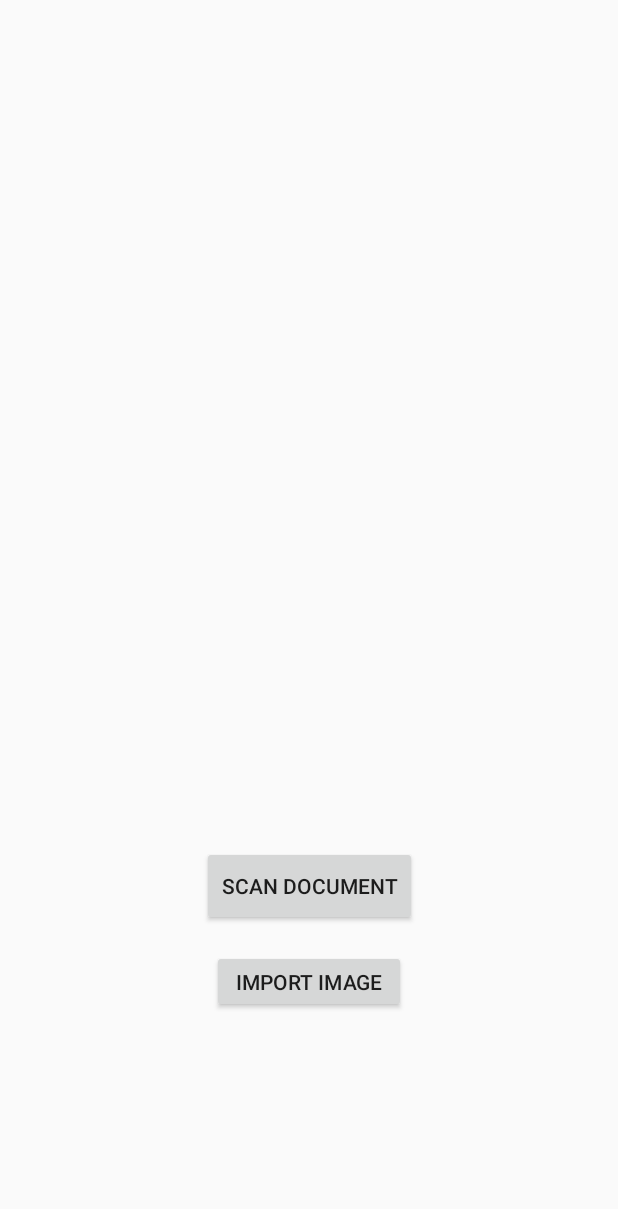
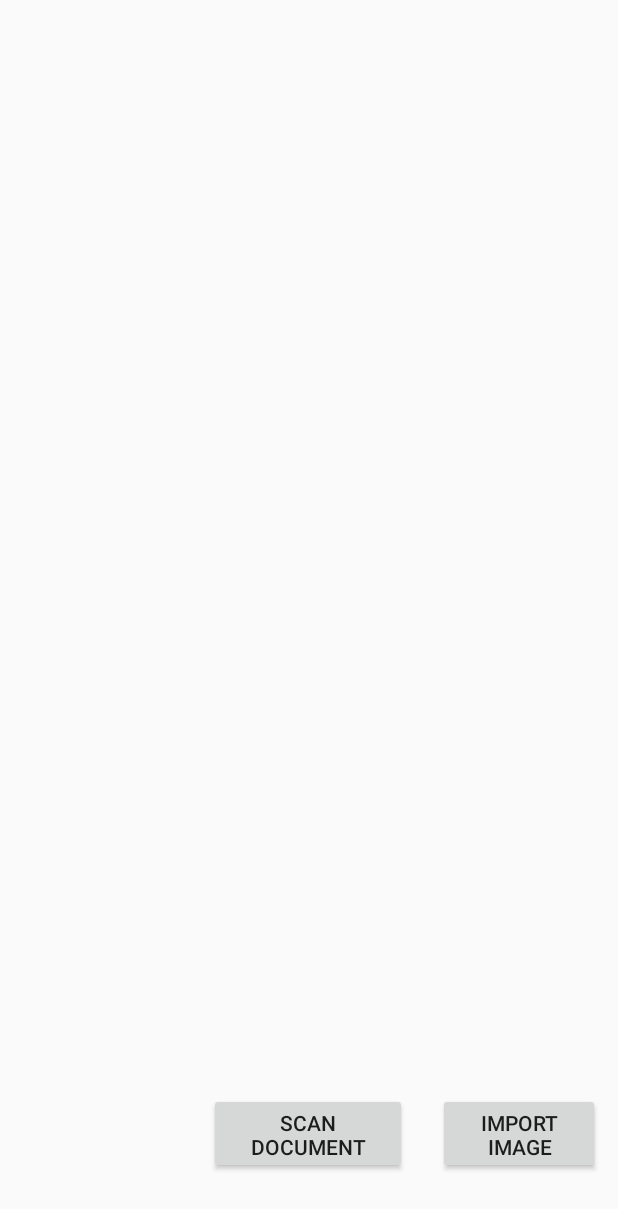
Before and after one commit to ezheng118/TSA_Software_Dev_2019, an Android app: the layout activity_main.xml on its own in the app's theme, with its tools: preview values and no code run, on a phone screen of 412 x 824 dp. Shown: the top 1209 px of the screen. Run offline under Robolectric (Android 15) with nearby library versions, the phone set to English and light mode, and no system bars.

Commit message:
can take pictures now, started to implement top down transformation

```diff
--- a/app/src/main/res/layout/activity_main.xml
+++ b/app/src/main/res/layout/activity_main.xml
@@ -8,48 +8,46 @@
 
     <Button
         android:id="@+id/button_import"
-        android:layout_width="129dp"
-        android:layout_height="42dp"
-        android:layout_marginStart="16dp"
-        android:layout_marginTop="16dp"
-        android:layout_marginEnd="16dp"
-        android:layout_marginBottom="16dp"
+        android:layout_width="108dp"
+        android:layout_height="54dp"
+        android:layout_marginStart="8dp"
         android:text="@string/import_button_text"
+        app:layout_constraintBaseline_toBaselineOf="@+id/take_picture_button"
+        app:layout_constraintEnd_toEndOf="parent"
+        app:layout_constraintStart_toEndOf="@+id/take_picture_button" />
+
+    <Button
+        android:id="@+id/take_picture_button"
+        android:layout_width="132dp"
+        android:layout_height="54dp"
+        android:layout_gravity="center"
+        android:layout_marginStart="8dp"
+        android:layout_marginTop="8dp"
+        android:layout_marginEnd="8dp"
+        android:layout_marginBottom="8dp"
+        android:text="@string/scan_button_text"
         app:layout_constraintBottom_toBottomOf="parent"
         app:layout_constraintEnd_toEndOf="parent"
+        app:layout_constraintHorizontal_bias="0.498"
         app:layout_constraintStart_toStartOf="parent"
-        app:layout_constraintTop_toBottomOf="@+id/take_picture_button"
-        app:layout_constraintVertical_bias="0.0" />
+        app:layout_constraintTop_toTopOf="parent"
+        app:layout_constraintVertical_bias="0.956" />
 
     <FrameLayout
         android:id="@+id/camera_preview"
-        android:layout_width="392dp"
-        android:layout_height="519dp"
-        android:layout_marginStart="16dp"
-        android:layout_marginTop="16dp"
-        android:layout_marginEnd="16dp"
+        android:layout_width="410dp"
+        android:layout_height="613dp"
+        android:layout_marginTop="8dp"
+        android:layout_marginBottom="8dp"
         android:layout_weight="1"
+        app:layout_constraintBottom_toBottomOf="parent"
         app:layout_constraintEnd_toEndOf="parent"
+        app:layout_constraintHorizontal_bias="1.0"
         app:layout_constraintStart_toStartOf="parent"
-        app:layout_constraintTop_toTopOf="parent">
+        app:layout_constraintTop_toTopOf="parent"
+        app:layout_constraintVertical_bias="0.0">
 
     </FrameLayout>
 
-    <Button
-        android:id="@+id/take_picture_button"
-        android:layout_width="143dp"
-        android:layout_height="53dp"
-        android:layout_gravity="center"
-        android:layout_marginStart="16dp"
-        android:layout_marginTop="16dp"
-        android:layout_marginEnd="16dp"
-        android:layout_marginBottom="16dp"
-        android:text="@string/scan_button_text"
-        app:layout_constraintBottom_toBottomOf="parent"
-        app:layout_constraintEnd_toEndOf="parent"
-        app:layout_constraintStart_toStartOf="parent"
-        app:layout_constraintTop_toBottomOf="@+id/camera_preview"
-        app:layout_constraintVertical_bias="0.063" />
-
 
 </android.support.constraint.ConstraintLayout>
```
Also changed, not shown: app/src/main/java/com/ezheng118/admin/docscanner/MainActivity.java (+59 -38 lines), app/src/main/java/com/ezheng118/admin/docscanner/extractDocActivity.java (+54 -38 lines).
